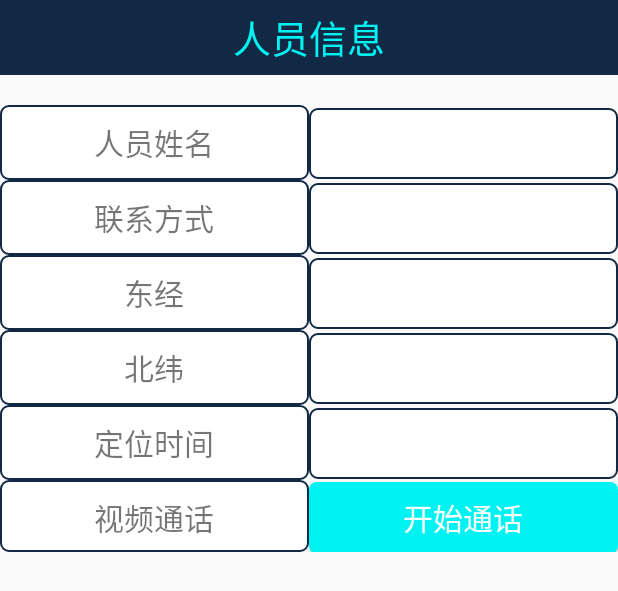
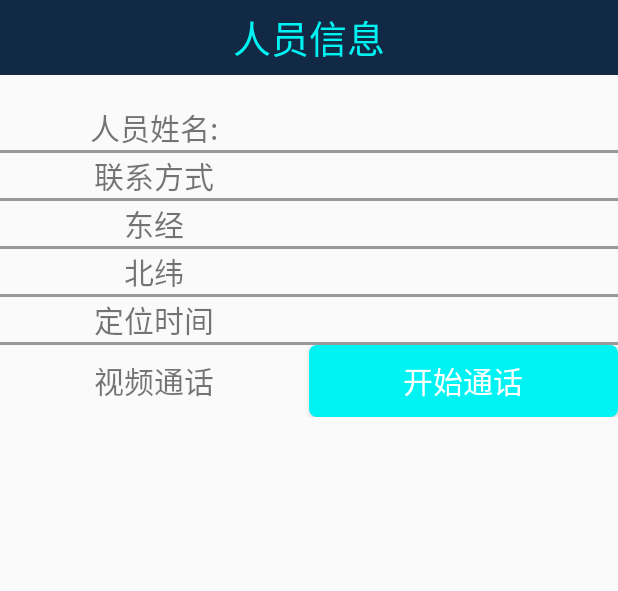
Before and after one commit to xingyufeifan/WScommand, an Android app: the layout dialog_location_person_info.xml on its own in the app's theme, with its tools: preview values and no code run, on a phone screen of 412 x 824 dp. Shown: the top 591 px of the screen. Run offline under Robolectric (Android 15) with nearby library versions, the phone set to English and light mode, and no system bars.

Commit message:
灾害点和设备5

```diff
--- a/app/src/main/res/layout/dialog_location_person_info.xml
+++ b/app/src/main/res/layout/dialog_location_person_info.xml
@@ -19,9 +19,8 @@
             android:layout_weight="1"
             android:layout_width="0dp"
             android:textSize="20sp"
-            android:text="人员姓名"
+            android:text="人员姓名:"
             android:gravity="center"
-            android:background="@drawable/textview_background"
             android:layout_height="wrap_content" />
         <TextView
             android:id="@+id/tv_name"
@@ -29,10 +28,13 @@
             android:layout_width="0dp"
             android:gravity="center"
             android:textSize="20sp"
-            android:background="@drawable/textview_background"
             android:textColor="@color/colorblue"
             android:layout_height="wrap_content" />
     </LinearLayout>
+    <TextView
+        android:layout_width="match_parent"
+        android:layout_height="2dp"
+        android:background="@color/button_color_dark"/>
     <LinearLayout
         android:layout_width="match_parent"
         android:layout_height="wrap_content">
@@ -42,7 +44,6 @@
             android:textSize="20sp"
             android:text="联系方式"
             android:gravity="center"
-            android:background="@drawable/textview_background"
             android:layout_height="wrap_content" />
         <TextView
             android:id="@+id/tv_mobile"
@@ -50,10 +51,13 @@
             android:layout_width="0dp"
             android:gravity="center"
             android:textSize="20sp"
-            android:background="@drawable/textview_background"
             android:textColor="@color/colorblue"
             android:layout_height="wrap_content" />
     </LinearLayout>
+    <TextView
+        android:layout_width="match_parent"
+        android:layout_height="2dp"
+        android:background="@color/button_color_dark"/>
     <LinearLayout
         android:layout_width="match_parent"
         android:layout_height="wrap_content">
@@ -63,7 +67,7 @@
             android:textSize="20sp"
             android:text="东经"
             android:gravity="center"
-            android:background="@drawable/textview_background"
+
             android:layout_height="wrap_content" />
         <TextView
             android:id="@+id/tv_Longitude"
@@ -71,10 +75,14 @@
             android:layout_width="0dp"
             android:gravity="center"
             android:textSize="20sp"
-            android:background="@drawable/textview_background"
+
             android:textColor="@color/colorblue"
             android:layout_height="wrap_content" />
     </LinearLayout>
+    <TextView
+        android:layout_width="match_parent"
+        android:layout_height="2dp"
+        android:background="@color/button_color_dark"/>
     <LinearLayout
         android:layout_width="match_parent"
         android:layout_height="wrap_content">
@@ -84,7 +92,6 @@
             android:textSize="20sp"
             android:text="北纬"
             android:gravity="center"
-            android:background="@drawable/textview_background"
             android:layout_height="wrap_content" />
         <TextView
             android:id="@+id/tv_latitude"
@@ -92,10 +99,13 @@
             android:layout_width="0dp"
             android:gravity="center"
             android:textSize="20sp"
-            android:background="@drawable/textview_background"
             android:textColor="@color/colorblue"
             android:layout_height="wrap_content" />
     </LinearLayout>
+    <TextView
+        android:layout_width="match_parent"
+        android:layout_height="2dp"
+        android:background="@color/button_color_dark"/>
     <LinearLayout
         android:layout_width="match_parent"
         android:layout_height="wrap_content">
@@ -105,7 +115,6 @@
             android:textSize="20sp"
             android:text="定位时间"
             android:gravity="center"
-            android:background="@drawable/textview_background"
             android:layout_height="wrap_content" />
         <TextView
             android:id="@+id/tv_time"
@@ -113,10 +122,13 @@
             android:layout_width="0dp"
             android:gravity="center"
             android:textSize="20sp"
-            android:background="@drawable/textview_background"
             android:textColor="@color/colorblue"
             android:layout_height="wrap_content" />
     </LinearLayout>
+    <TextView
+        android:layout_width="match_parent"
+        android:layout_height="2dp"
+        android:background="@color/button_color_dark"/>
     <LinearLayout
         android:id="@+id/ll_shipin"
         android:visibility="visible"
@@ -128,7 +140,6 @@
             android:textSize="20sp"
             android:text="视频通话"
             android:gravity="center"
-            android:background="@drawable/textview_background"
             android:layout_height="match_parent" />
         <Button
             android:id="@+id/btn_call"
```
